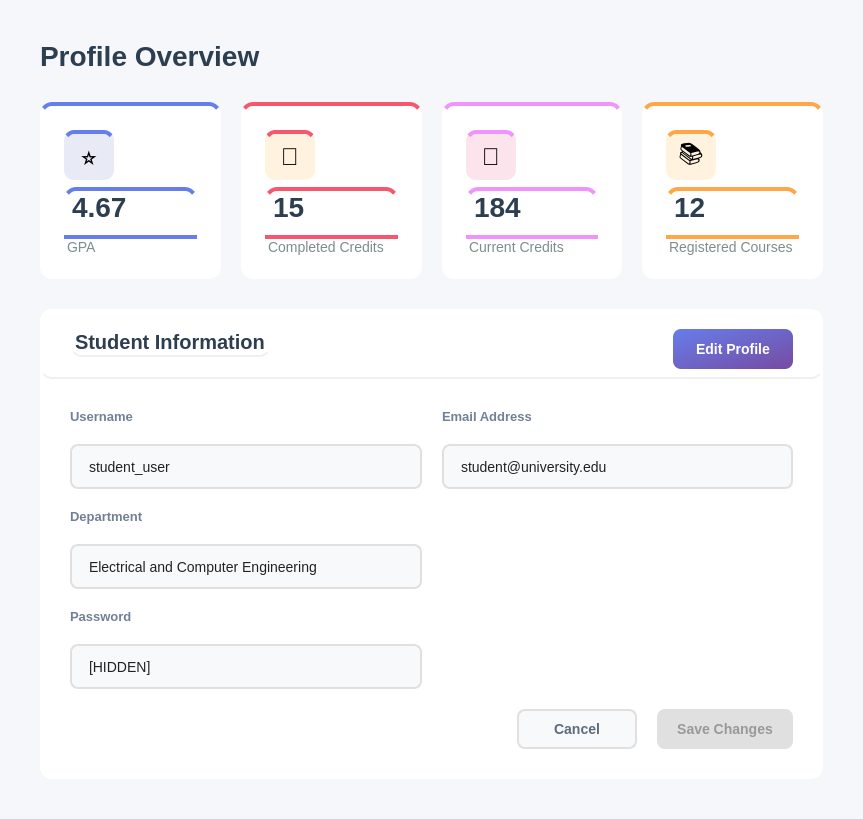
Qt form app_ui/student_ui/submenus_ui/profile.ui (Yasser-Daffa/ECE-Course-Registeration) before a commit.
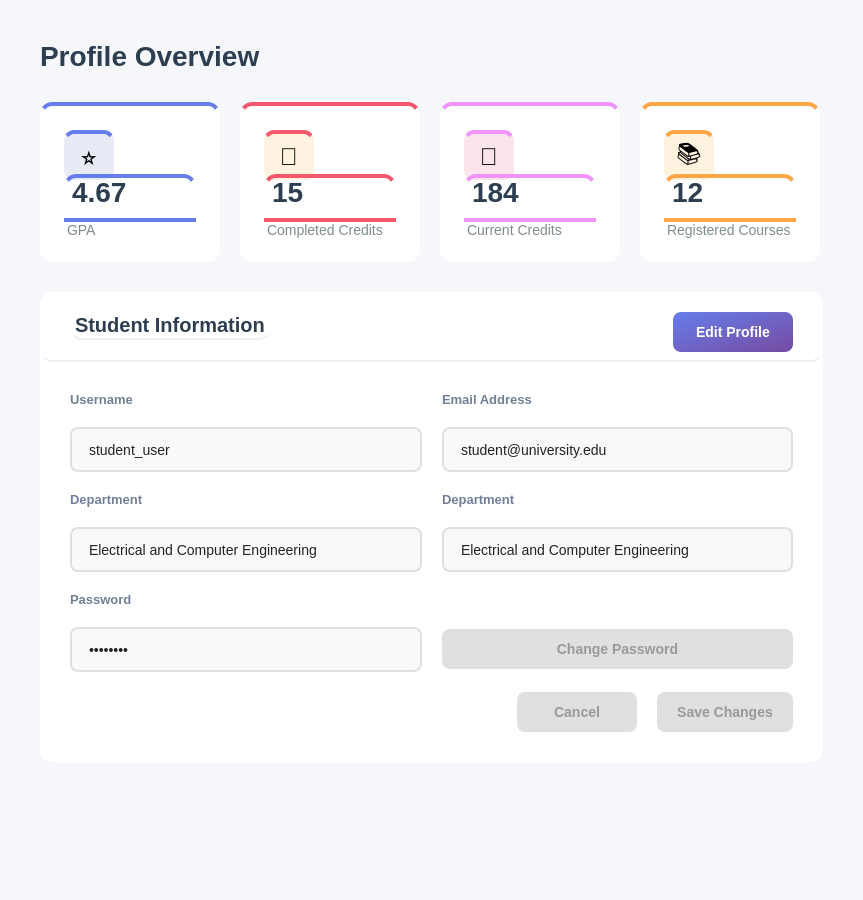
The same form after that commit.

Commit message: added new buttons and ui for student dash

```diff
--- a/app_ui/student_ui/submenus_ui/profile.ui
+++ b/app_ui/student_ui/submenus_ui/profile.ui
@@ -7,7 +7,7 @@
     <x>0</x>
     <y>0</y>
     <width>863</width>
-    <height>819</height>
+    <height>900</height>
    </rect>
   </property>
   <property name="windowTitle">
@@ -34,6 +34,12 @@
    </property>
    <item>
     <widget class="QLabel" name="titleLabel">
+     <property name="sizePolicy">
+      <sizepolicy hsizetype="Fixed" vsizetype="Fixed">
+       <horstretch>0</horstretch>
+       <verstretch>0</verstretch>
+      </sizepolicy>
+     </property>
      <property name="styleSheet">
       <string notr="true">font-size: 28px; font-weight: bold; color: #2c3e50; background: transparent;</string>
      </property>
@@ -55,6 +61,12 @@
          <height>160</height>
         </size>
        </property>
+       <property name="maximumSize">
+        <size>
+         <width>180</width>
+         <height>200</height>
+        </size>
+       </property>
        <property name="styleSheet">
         <string notr="true">background-color: white; border-radius: 12px; border-top: 4px solid #667eea;</string>
        </property>
@@ -133,6 +145,12 @@
          <height>160</height>
         </size>
        </property>
+       <property name="maximumSize">
+        <size>
+         <width>180</width>
+         <height>200</height>
+        </size>
+       </property>
        <property name="styleSheet">
         <string notr="true">background-color: white;
 border-radius: 12px;
@@ -214,6 +232,12 @@
          <height>160</height>
         </size>
        </property>
+       <property name="maximumSize">
+        <size>
+         <width>180</width>
+         <height>200</height>
+        </size>
+       </property>
        <property name="styleSheet">
         <string notr="true">background-color: white; border-radius: 12px; border-top: 4px solid #f093fb;</string>
        </property>
@@ -292,6 +316,12 @@
          <height>160</height>
         </size>
        </property>
+       <property name="maximumSize">
+        <size>
+         <width>180</width>
+         <height>200</height>
+        </size>
+       </property>
        <property name="styleSheet">
         <string notr="true">background-color: white; border-radius: 12px; border-top: 4px solid #ffa647;</string>
        </property>
@@ -510,108 +540,6 @@
            <property name="spacing">
             <number>20</number>
            </property>
-           <item row="5" column="0">
-            <widget class="QLineEdit" name="lineEditPhone_2">
-             <property name="enabled">
-              <bool>true</bool>
-             </property>
-             <property name="minimumSize">
-              <size>
-               <width>0</width>
-               <height>45</height>
-              </size>
-             </property>
-             <property name="styleSheet">
-              <string notr="true">QLineEdit {
-    padding: 10px 15px;
-    border: 2px solid #e0e0e0;
-    border-radius: 8px;
-    font-size: 14px;
-    background-color: #f8f9fa;
-    color: #222222;        /* slightly dark text */
-}
-/* Read-only state */
-QLineEdit[readOnly=&quot;true&quot;] {
-    background-color: #f0f0f0;       /* softer to indicate non-editable */
-    color: #555555;                  /* slightly faded text */
-}
-
-</string>
-             </property>
-             <property name="text">
-              <string>[HIDDEN]</string>
-             </property>
-             <property name="readOnly">
-              <bool>true</bool>
-             </property>
-            </widget>
-           </item>
-           <item row="0" column="1">
-            <widget class="QLabel" name="labelEmail">
-             <property name="styleSheet">
-              <string notr="true">font-size: 13px; color: #718096; font-weight: bold; background: transparent;</string>
-             </property>
-             <property name="text">
-              <string>Email Address</string>
-             </property>
-            </widget>
-           </item>
-           <item row="4" column="0">
-            <widget class="QLabel" name="labelPhone_2">
-             <property name="styleSheet">
-              <string notr="true">font-size: 13px; color: #718096; font-weight: bold; background: transparent;</string>
-             </property>
-             <property name="text">
-              <string>Password</string>
-             </property>
-            </widget>
-           </item>
-           <item row="2" column="0">
-            <widget class="QLabel" name="labelDepatment">
-             <property name="styleSheet">
-              <string notr="true">font-size: 13px; color: #718096; font-weight: bold; background: transparent;</string>
-             </property>
-             <property name="text">
-              <string>Department</string>
-             </property>
-            </widget>
-           </item>
-           <item row="1" column="1">
-            <widget class="QLineEdit" name="lineEditEmail">
-             <property name="enabled">
-              <bool>true</bool>
-             </property>
-             <property name="minimumSize">
-              <size>
-               <width>0</width>
-               <height>45</height>
-              </size>
-             </property>
-             <property name="styleSheet">
-              <string notr="true">QLineEdit {
-    padding: 10px 15px;
-    border: 2px solid #e0e0e0;
-    border-radius: 8px;
-    font-size: 14px;
-    background-color: #f8f9fa;
-    color: #222222;        /* slightly dark text */
-}
-/* Read-only state */
-QLineEdit[readOnly=&quot;true&quot;] {
-    background-color: #f0f0f0;       /* softer to indicate non-editable */
-    color: #555555;                  /* slightly faded text */
-}
-
-</string>
-             </property>
-             <property name="text">
-              <string>student@university.edu</string>
-             </property>
-             <property name="readOnly">
-              <bool>true</bool>
-             </property>
-            </widget>
-           </item>
            <item row="0" column="0">
             <widget class="QLabel" name="labelUsername">
              <property name="styleSheet">
@@ -622,6 +550,52 @@
              </property>
             </widget>
            </item>
+           <item row="5" column="0">
+            <widget class="QLineEdit" name="lineEditPassword">
+             <property name="enabled">
+              <bool>true</bool>
+             </property>
+             <property name="minimumSize">
+              <size>
+               <width>0</width>
+               <height>45</height>
+              </size>
+             </property>
+             <property name="styleSheet">
+              <string notr="true">QLineEdit {
+    padding: 10px 15px;
+    border: 2px solid #e0e0e0;
+    border-radius: 8px;
+    font-size: 14px;
+    background-color: #f8f9fa;
+    color: #222222;        /* slightly dark text */
+}
+/* Read-only state */
+QLineEdit[readOnly=&quot;true&quot;] {
+    background-color: #f0f0f0;       /* softer to indicate non-editable */
+    color: #555555;                  /* slightly faded text */
+}
+
+</string>
+             </property>
+             <property name="text">
+              <string>••••••••</string>
+             </property>
+             <property name="readOnly">
+              <bool>true</bool>
+             </property>
+            </widget>
+           </item>
+           <item row="2" column="1">
+            <widget class="QLabel" name="labelDepatment_2">
+             <property name="styleSheet">
+              <string notr="true">font-size: 13px; color: #718096; font-weight: bold; background: transparent;</string>
+             </property>
+             <property name="text">
+              <string>Department</string>
+             </property>
+            </widget>
+           </item>
            <item row="1" column="0">
             <widget class="QLineEdit" name="lineEditName">
              <property name="enabled">
@@ -658,6 +632,62 @@
              </property>
             </widget>
            </item>
+           <item row="2" column="0">
+            <widget class="QLabel" name="labelDepatment">
+             <property name="styleSheet">
+              <string notr="true">font-size: 13px; color: #718096; font-weight: bold; background: transparent;</string>
+             </property>
+             <property name="text">
+              <string>Department</string>
+             </property>
+            </widget>
+           </item>
+           <item row="3" column="1">
+            <widget class="QLineEdit" name="lineEditDepartment_2">
+             <property name="enabled">
+              <bool>true</bool>
+             </property>
+             <property name="minimumSize">
+              <size>
+               <width>0</width>
+               <height>45</height>
+              </size>
+             </property>
+             <property name="styleSheet">
+              <string notr="true">QLineEdit {
+    padding: 10px 15px;
+    border: 2px solid #e0e0e0;
+    border-radius: 8px;
+    font-size: 14px;
+    background-color: #f8f9fa;
+    color: #222222;        /* slightly dark text */
+}
+/* Read-only state */
+QLineEdit[readOnly=&quot;true&quot;] {
+    background-color: #f0f0f0;       /* softer to indicate non-editable */
+    color: #555555;                  /* slightly faded text */
+}
+
+</string>
+             </property>
+             <property name="text">
+              <string>Electrical and Computer Engineering</string>
+             </property>
+             <property name="readOnly">
+              <bool>true</bool>
+             </property>
+            </widget>
+           </item>
+           <item row="0" column="1">
+            <widget class="QLabel" name="labelEmail">
+             <property name="styleSheet">
+              <string notr="true">font-size: 13px; color: #718096; font-weight: bold; background: transparent;</string>
+             </property>
+             <property name="text">
+              <string>Email Address</string>
+             </property>
+            </widget>
+           </item>
            <item row="3" column="0">
             <widget class="QLineEdit" name="lineEditDepartment">
              <property name="enabled">
@@ -694,6 +724,98 @@
              </property>
             </widget>
            </item>
+           <item row="1" column="1">
+            <widget class="QLineEdit" name="lineEditEmail">
+             <property name="enabled">
+              <bool>true</bool>
+             </property>
+             <property name="minimumSize">
+              <size>
+               <width>0</width>
+               <height>45</height>
+              </size>
+             </property>
+             <property name="styleSheet">
+              <string notr="true">QLineEdit {
+    padding: 10px 15px;
+    border: 2px solid #e0e0e0;
+    border-radius: 8px;
+    font-size: 14px;
+    background-color: #f8f9fa;
+    color: #222222;        /* slightly dark text */
+}
+/* Read-only state */
+QLineEdit[readOnly=&quot;true&quot;] {
+    background-color: #f0f0f0;       /* softer to indicate non-editable */
+    color: #555555;                  /* slightly faded text */
+}
+
+</string>
+             </property>
+             <property name="text">
+              <string>student@university.edu</string>
+             </property>
+             <property name="readOnly">
+              <bool>true</bool>
+             </property>
+            </widget>
+           </item>
+           <item row="4" column="0">
+            <widget class="QLabel" name="labelPassword">
+             <property name="styleSheet">
+              <string notr="true">font-size: 13px; color: #718096; font-weight: bold; background: transparent;</string>
+             </property>
+             <property name="text">
+              <string>Password</string>
+             </property>
+            </widget>
+           </item>
+           <item row="5" column="1">
+            <widget class="QPushButton" name="buttonChangePassword">
+             <property name="enabled">
+              <bool>false</bool>
+             </property>
+             <property name="minimumSize">
+              <size>
+               <width>120</width>
+               <height>40</height>
+              </size>
+             </property>
+             <property name="cursor">
+              <cursorShape>PointingHandCursor</cursorShape>
+             </property>
+             <property name="styleSheet">
+              <string notr="true">QPushButton {
+    background: qlineargradient(x1:0, y1:0, x2:1, y2:1, stop:0 #667EEA, stop:1 #764BA2);
+    color: #ffffff;
+    border: none;
+    border-radius: 8px;
+    font-size: 14px;
+    font-weight: bold;
+    padding: 10px 20px;
+    transition: background 150ms;
+}
+
+QPushButton:hover {
+    background: qlineargradient(x1:0, y1:0, x2:1, y2:1, stop:0 #4F63C6, stop:1 #5D3F9E);
+}
+
+QPushButton:pressed {
+    background-color: #3C4A99;
+}
+
+
+QPushButton:disabled {
+    background-color: #e0e0e0;
+    color: #999999;
+}
+</string>
+             </property>
+             <property name="text">
+              <string>Change Password</string>
+             </property>
+            </widget>
+           </item>
           </layout>
          </item>
          <item>
@@ -713,6 +835,9 @@
            </item>
            <item>
             <widget class="QPushButton" name="buttonCancel">
+             <property name="enabled">
+              <bool>false</bool>
+             </property>
              <property name="minimumSize">
               <size>
                <width>120</width>
@@ -743,7 +868,10 @@
     border-color: #6c5ce7;        /* keep border highlight */
     color: #6c5ce7;               /* text color */
 }
-</string>
+QPushButton:disabled {
+    background-color: #e0e0e0;
+    color: #999999;
+}</string>
              </property>
              <property name="text">
               <string>Cancel</string>
@@ -804,6 +932,22 @@
      </layout>
     </widget>
    </item>
+   <item>
+    <spacer name="verticalSpacer">
+     <property name="orientation">
+      <enum>Qt::Orientation::Vertical</enum>
+     </property>
+     <property name="sizeType">
+      <enum>QSizePolicy::Policy::Maximum</enum>
+     </property>
+     <property name="sizeHint" stdset="0">
+      <size>
+       <width>20</width>
+       <height>120</height>
+      </size>
+     </property>
+    </spacer>
+   </item>
   </layout>
  </widget>
  <resources/>
```
The commit also changes 8 other files.
